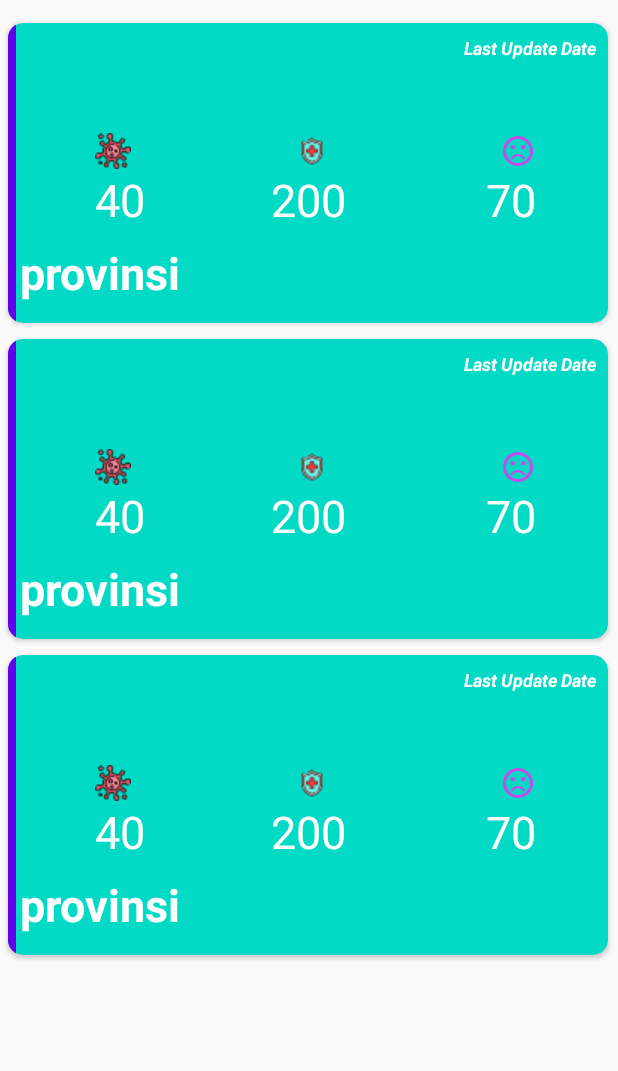
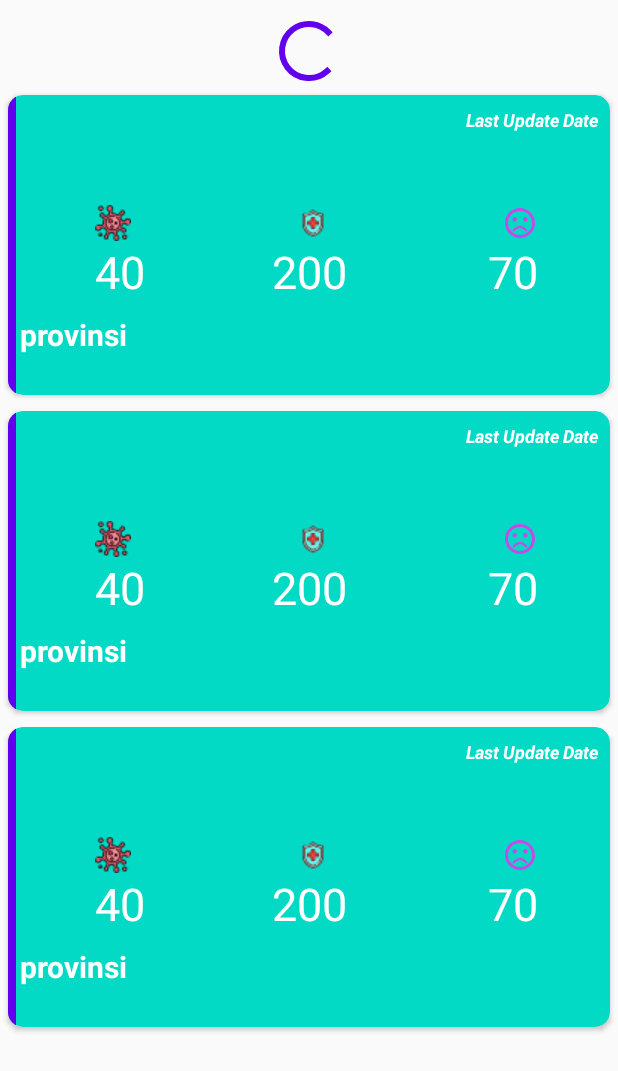
Before and after one commit to yusril86/info_corona, an Android app: the layout activity_main.xml on its own in the app's theme, with its tools: preview values and no code run, on a phone screen of 412 x 824 dp. Shown: the top 1071 px of the screen. Run offline under Robolectric (Android 15) with nearby library versions, the phone set to English and light mode, and no system bars.

Commit message:
Update ke MVP Dataprovinsi

```diff
--- a/app/src/main/res/layout/activity_main.xml
+++ b/app/src/main/res/layout/activity_main.xml
@@ -12,7 +12,14 @@
         android:layout_height="wrap_content"
         android:orientation="vertical"
         >
-
+        <ProgressBar
+            android:layout_width="wrap_content"
+            android:layout_height="wrap_content"
+            android:indeterminate="true"
+            android:indeterminateTint="@color/colorPrimary"
+            android:layout_gravity="center"
+            android:id="@+id/pg_loadaing"
+            />
         <androidx.recyclerview.widget.RecyclerView
             android:id="@+id/rv_list_detail"
             android:layout_width="match_parent"
--- a/app/src/main/res/layout/list.xml
+++ b/app/src/main/res/layout/list.xml
@@ -1,7 +1,7 @@
 <?xml version="1.0" encoding="utf-8"?>
 <androidx.cardview.widget.CardView
     app:cardBackgroundColor="@color/colorAccent"
-    android:layout_width="400dp"
+    android:layout_width="match_parent"
     android:layout_height="200dp"
     android:layout_margin="5dp"
     android:elevation="4dp"
@@ -124,7 +124,7 @@
                 android:layout_width="wrap_content"
                 android:layout_height="wrap_content"
                 android:textColor="@android:color/white"
-                android:textSize="30sp"
+                android:textSize="20sp"
                 android:textStyle="bold"
                 tools:text="provinsi"
                 />
```
Also changed, not shown: app/src/main/java/com/pareandroid/infocorona/MainActivity.java (+49 -14 lines).
